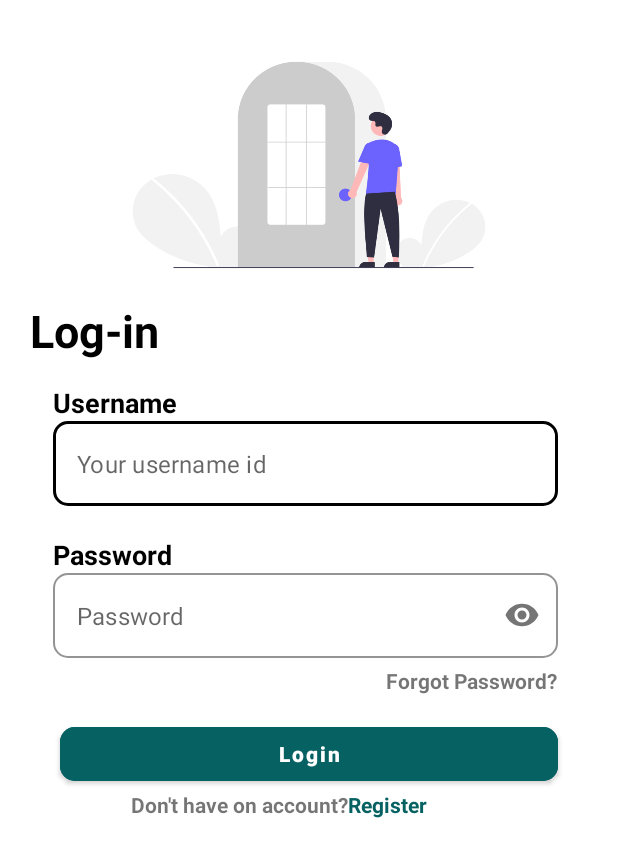
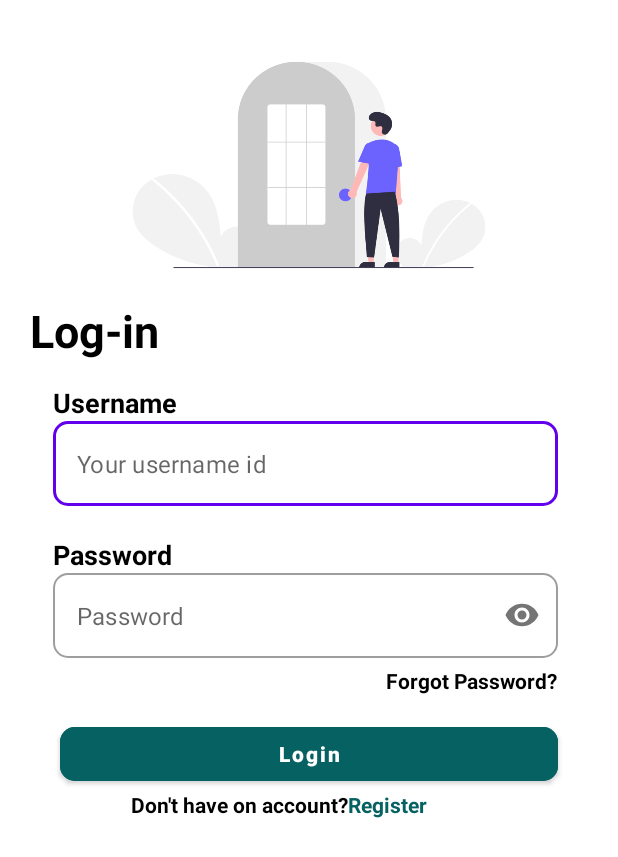
Before and after one commit to rian0502/colalin, an Android app: the screen it shows after launch (AccountActivity), on a phone screen of 412 x 824 dp. Shown: the top 857 px of the screen. Run offline under Robolectric (Android 15) with nearby library versions, the phone set to English and light mode, and no system bars.

Commit message:
penyesuaian thema

```diff
--- a/app/src/main/res/layout/fragment_fpassword.xml
+++ b/app/src/main/res/layout/fragment_fpassword.xml
@@ -6,6 +6,7 @@
     android:layout_height="match_parent"
     android:orientation="vertical"
     tools:context=".accountView.FpasswordFragment">
+
     <ImageView
         android:layout_width="300dp"
         android:layout_height="180dp"
@@ -14,12 +15,12 @@
         android:contentDescription="logo lupa password"
         android:scaleType="fitXY"
         android:src="@drawable/fpassword" />
+
     <TextView
         android:layout_width="wrap_content"
         android:layout_height="wrap_content"
         android:layout_marginStart="20sp"
         android:text="Forgot Password"
-        android:textColor="@color/black"
         android:textSize="30sp"
         android:textStyle="bold" />
 
@@ -34,7 +35,6 @@
             android:layout_height="wrap_content"
             android:layout_marginStart="35dp"
             android:text="@string/phone_number"
-            android:textColor="@color/black"
             android:textSize="18sp"
             android:textStyle="bold" />
 
@@ -51,7 +51,6 @@
                 app:boxCornerRadiusBottomStart="10sp"
                 app:boxCornerRadiusTopEnd="10sp"
                 app:boxCornerRadiusTopStart="10sp"
-                app:boxStrokeColor="@color/black"
                 app:hintEnabled="false">
 
                 <com.google.android.material.textfield.TextInputEditText
@@ -74,7 +73,6 @@
                 app:boxCornerRadiusBottomStart="10sp"
                 app:boxCornerRadiusTopEnd="10sp"
                 app:boxCornerRadiusTopStart="10sp"
-                app:boxStrokeColor="@color/black"
                 app:hintEnabled="false">
 
                 <com.google.android.material.textfield.TextInputEditText
--- a/app/src/main/res/layout/fragment_login.xml
+++ b/app/src/main/res/layout/fragment_login.xml
@@ -23,12 +23,12 @@
             android:src="@drawable/login" />
 
         <TextView
-            style="@style/text_styls"
             android:layout_width="wrap_content"
             android:layout_height="wrap_content"
             android:layout_marginStart="20sp"
             android:text="@string/log_in"
-            android:textSize="30sp" />
+            android:textSize="30sp"
+            android:textStyle="bold" />
 
         <LinearLayout
             android:layout_width="match_parent"
@@ -37,12 +37,12 @@
             android:orientation="vertical">
 
             <TextView
-                style="@style/text_styls"
                 android:layout_width="wrap_content"
                 android:layout_height="wrap_content"
                 android:layout_marginStart="35dp"
                 android:text="@string/username"
-                android:textSize="18sp" />
+                android:textSize="18sp"
+                android:textStyle="bold" />
 
             <com.google.android.material.textfield.TextInputLayout
                 style="@style/Widget.MaterialComponents.TextInputLayout.OutlinedBox"
@@ -52,7 +52,6 @@
                 app:boxCornerRadiusBottomStart="10sp"
                 app:boxCornerRadiusTopEnd="10sp"
                 app:boxCornerRadiusTopStart="10sp"
-                app:boxStrokeColor="@color/black"
                 app:hintEnabled="false">
 
                 <com.google.android.material.textfield.TextInputEditText
@@ -75,12 +74,12 @@
             android:orientation="vertical">
 
             <TextView
-                style="@style/text_styls"
                 android:layout_width="wrap_content"
                 android:layout_height="wrap_content"
                 android:layout_marginStart="35dp"
                 android:text="@string/password"
-                android:textSize="18sp" />
+                android:textSize="18sp"
+                android:textStyle="bold" />
 
             <com.google.android.material.textfield.TextInputLayout
                 style="@style/Widget.MaterialComponents.TextInputLayout.OutlinedBox"
@@ -90,7 +89,6 @@
                 app:boxCornerRadiusBottomStart="10sp"
                 app:boxCornerRadiusTopEnd="10sp"
                 app:boxCornerRadiusTopStart="10sp"
-                app:boxStrokeColor="@color/black"
                 app:hintEnabled="false"
                 app:passwordToggleEnabled="true">
 
--- a/app/src/main/res/values-night/themes.xml
+++ b/app/src/main/res/values-night/themes.xml
@@ -5,6 +5,7 @@
         <item name="colorPrimary">@color/purple_200</item>
         <item name="colorPrimaryVariant">@color/purple_700</item>
         <item name="colorOnPrimary">@color/black</item>
+        <item name="android:textColor">@color/white</item>
         <!-- Secondary brand color. -->
         <item name="colorSecondary">@color/teal_200</item>
         <item name="colorSecondaryVariant">@color/teal_200</item>
--- a/app/src/main/res/values/themes.xml
+++ b/app/src/main/res/values/themes.xml
@@ -5,6 +5,7 @@
         <item name="colorPrimary">@color/purple_500</item>
         <item name="colorPrimaryVariant">@color/purple_700</item>
         <item name="colorOnPrimary">@color/white</item>
+        <item name="android:textColor">@color/black</item>
         <!-- Secondary brand color. -->
         <item name="colorSecondary">@color/teal_200</item>
         <item name="colorSecondaryVariant">@color/teal_700</item>
```
Also changed, not shown: app/src/main/res/layout/fragment_register.xml (+4 -8 lines).
